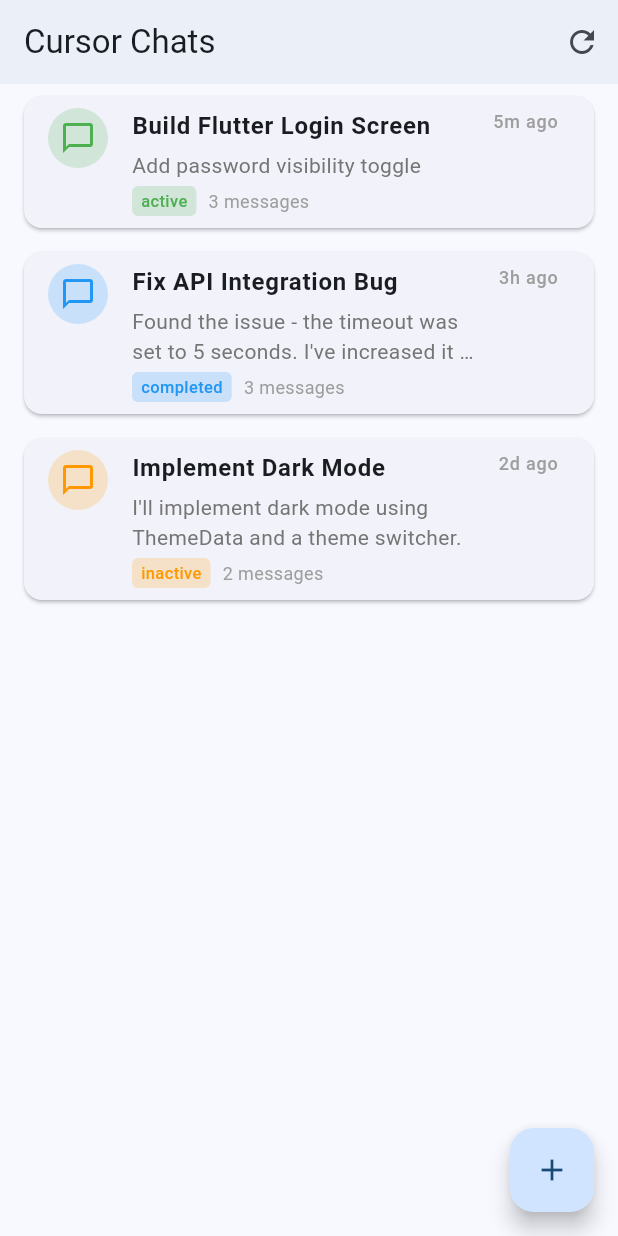
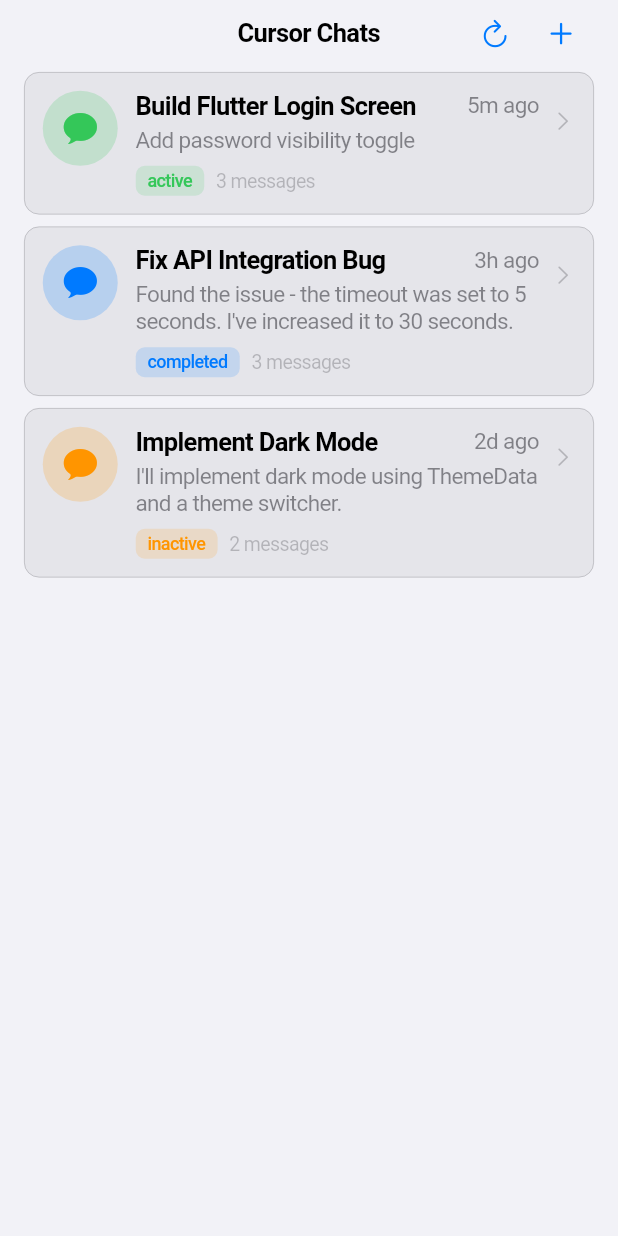
Before and after one commit to dav-ell/blink, a Flutter app: the screen it shows after launch, on a phone screen of 412 x 824 dp. Run offline on Flutter 3.47's test engine with Material 3 defaults, Android fonts, the phone set to English and light mode, and no system bars.

Commit message:
more like ios, add dark mode

```diff
--- a/lib/main.dart
+++ b/lib/main.dart
@@ -1,4 +1,4 @@
-import 'package:flutter/material.dart';
+import 'package:flutter/cupertino.dart';
 import 'screens/chat_list_screen.dart';
 
 void main() {
@@ -10,16 +10,13 @@ class BlinkApp extends StatelessWidget {
 
   @override
   Widget build(BuildContext context) {
-    return MaterialApp(
+    return CupertinoApp(
       title: 'Blink - Cursor Chat Manager',
       debugShowCheckedModeBanner: false,
-      theme: ThemeData(
-        colorScheme: ColorScheme.fromSeed(seedColor: Colors.blue),
-        useMaterial3: true,
-        appBarTheme: const AppBarTheme(
-          centerTitle: false,
-          elevation: 2,
-        ),
+      theme: const CupertinoThemeData(
+        primaryColor: CupertinoColors.systemBlue,
+        barBackgroundColor: CupertinoColors.systemBackground,
+        scaffoldBackgroundColor: CupertinoColors.systemGroupedBackground,
       ),
       home: const ChatListScreen(),
     );
--- a/lib/screens/chat_list_screen.dart
+++ b/lib/screens/chat_list_screen.dart
@@ -1,4 +1,4 @@
-import 'package:flutter/material.dart';
+import 'package:flutter/cupertino.dart';
 import '../models/chat.dart';
 import '../services/chat_service.dart';
 import '../widgets/chat_list_item.dart';
@@ -33,8 +33,18 @@ class _ChatListScreenState extends State<ChatListScreen> {
     } catch (e) {
       setState(() => _isLoading = false);
       if (mounted) {
-        ScaffoldMessenger.of(context).showSnackBar(
-          SnackBar(content: Text('Error loading chats: $e')),
+        showCupertinoDialog(
+          context: context,
+          builder: (context) => CupertinoAlertDialog(
+            title: const Text('Error'),
+            content: Text('Error loading chats: $e'),
+            actions: [
+              CupertinoDialogAction(
+                child: const Text('OK'),
+                onPressed: () => Navigator.pop(context),
+              ),
+            ],
+          ),
         );
       }
     }
@@ -43,7 +53,7 @@ class _ChatListScreenState extends State<ChatListScreen> {
   void _navigateToChatDetail(Chat chat) {
     Navigator.push(
       context,
-      MaterialPageRoute(
+      CupertinoPageRoute(
         builder: (context) => ChatDetailScreen(
           chat: chat,
           chatService: _chatService,
@@ -52,64 +62,87 @@ class _ChatListScreenState extends State<ChatListScreen> {
     ).then((_) => _loadChats()); // Reload chats when returning
   }
 
-  @override
-  Widget build(BuildContext context) {
-    return Scaffold(
-      appBar: AppBar(
-        title: const Text('Cursor Chats'),
+  void _showNewChatDialog() {
+    showCupertinoDialog(
+      context: context,
+      builder: (context) => CupertinoAlertDialog(
+        title: const Text('New Chat'),
+        content: const Text('New chat creation coming soon!'),
         actions: [
-          IconButton(
-            icon: const Icon(Icons.refresh),
-            onPressed: _loadChats,
+          CupertinoDialogAction(
+            child: const Text('OK'),
+            onPressed: () => Navigator.pop(context),
           ),
         ],
       ),
-      body: _isLoading
-          ? const Center(child: CircularProgressIndicator())
+    );
+  }
+
+  @override
+  Widget build(BuildContext context) {
+    return CupertinoPageScaffold(
+      backgroundColor: CupertinoTheme.of(context).brightness == Brightness.dark
+          ? CupertinoColors.black
+          : CupertinoColors.systemGroupedBackground.resolveFrom(context),
+      navigationBar: CupertinoNavigationBar(
+        middle: const Text('Cursor Chats'),
+        trailing: Row(
+          mainAxisSize: MainAxisSize.min,
+          children: [
+            CupertinoButton(
+              padding: EdgeInsets.zero,
+              child: const Icon(CupertinoIcons.refresh),
+              onPressed: _loadChats,
+            ),
+            CupertinoButton(
+              padding: EdgeInsets.zero,
+              child: const Icon(CupertinoIcons.add),
+              onPressed: _showNewChatDialog,
+            ),
+          ],
+        ),
+      ),
+      child: _isLoading
+          ? const Center(child: CupertinoActivityIndicator())
           : _chats.isEmpty
-              ? Center(
+              ? const Center(
                   child: Column(
                     mainAxisAlignment: MainAxisAlignment.center,
                     children: [
                       Icon(
-                        Icons.chat_bubble_outline,
+                        CupertinoIcons.chat_bubble,
                         size: 64,
-                        color: Colors.grey[400],
+                        color: CupertinoColors.systemGrey,
                       ),
-                      const SizedBox(height: 16),
+                      SizedBox(height: 16),
                       Text(
                         'No chats yet',
                         style: TextStyle(
                           fontSize: 18,
-                          color: Colors.grey[600],
+                          color: CupertinoColors.systemGrey,
                         ),
                       ),
                     ],
                   ),
                 )
-              : RefreshIndicator(
+              : CustomScrollView(
+                  slivers: [
+                    CupertinoSliverRefreshControl(
                       onRefresh: _loadChats,
-                  child: ListView.builder(
-                    itemCount: _chats.length,
-                    itemBuilder: (context, index) {
+                    ),
+                    SliverList(
+                      delegate: SliverChildBuilderDelegate(
+                        (context, index) {
                           final chat = _chats[index];
                           return ChatListItem(
                             chat: chat,
                             onTap: () => _navigateToChatDetail(chat),
                           );
                         },
+                        childCount: _chats.length,
                       ),
                     ),
-      floatingActionButton: FloatingActionButton(
-        onPressed: () {
-          // TODO: Implement new chat creation dialog
-          ScaffoldMessenger.of(context).showSnackBar(
-            const SnackBar(
-              content: Text('New chat creation coming soon!'),
-            ),
-          );
-        },
-        child: const Icon(Icons.add),
+                  ],
                 ),
     );
   }
--- a/lib/widgets/chat_list_item.dart
+++ b/lib/widgets/chat_list_item.dart
@@ -1,4 +1,4 @@
-import 'package:flutter/material.dart';
+import 'package:flutter/cupertino.dart';
 import 'package:intl/intl.dart';
 import '../models/chat.dart';
 
@@ -15,11 +15,11 @@ class ChatListItem extends StatelessWidget {
   Color _getStatusColor(ChatStatus status) {
     switch (status) {
       case ChatStatus.active:
-        return Colors.green;
+        return CupertinoColors.systemGreen;
       case ChatStatus.inactive:
-        return Colors.orange;
+        return CupertinoColors.systemOrange;
       case ChatStatus.completed:
-        return Colors.blue;
+        return CupertinoColors.systemBlue;
     }
   }
 
@@ -42,52 +42,93 @@ class ChatListItem extends StatelessWidget {
 
   @override
   Widget build(BuildContext context) {
-    return Card(
-      margin: const EdgeInsets.symmetric(horizontal: 16, vertical: 8),
-      child: ListTile(
+    return GestureDetector(
       onTap: onTap,
-        leading: CircleAvatar(
-          backgroundColor: _getStatusColor(chat.status).withOpacity(0.2),
-          child: Icon(
-            Icons.chat_bubble_outline,
-            color: _getStatusColor(chat.status),
+      child: Container(
+        margin: const EdgeInsets.symmetric(horizontal: 16, vertical: 4),
+        padding: const EdgeInsets.all(12),
+        decoration: BoxDecoration(
+          color: CupertinoColors.systemGrey5.resolveFrom(context),
+          borderRadius: BorderRadius.circular(10),
+          border: Border.all(
+            color: CupertinoColors.separator.resolveFrom(context),
+            width: 0.5,
           ),
         ),
-        title: Text(
+        child: Row(
+          crossAxisAlignment: CrossAxisAlignment.start,
+          children: [
+            // Leading icon
+            Container(
+              width: 50,
+              height: 50,
+              decoration: BoxDecoration(
+                color: _getStatusColor(chat.status).withOpacity(0.2),
+                shape: BoxShape.circle,
+              ),
+              child: Icon(
+                CupertinoIcons.chat_bubble_fill,
+                color: _getStatusColor(chat.status),
+                size: 24,
+              ),
+            ),
+            const SizedBox(width: 12),
+            // Content
+            Expanded(
+              child: Column(
+                crossAxisAlignment: CrossAxisAlignment.start,
+                children: [
+                  // Title and timestamp
+                  Row(
+                    mainAxisAlignment: MainAxisAlignment.spaceBetween,
+                    children: [
+                      Expanded(
+                        child: Text(
                           chat.title,
-          style: const TextStyle(
-            fontWeight: FontWeight.bold,
-            fontSize: 16,
+                          style: TextStyle(
+                            fontWeight: FontWeight.w600,
+                            fontSize: 17,
+                            color: CupertinoColors.label.resolveFrom(context),
                           ),
                           maxLines: 1,
                           overflow: TextOverflow.ellipsis,
                         ),
-        subtitle: Column(
-          crossAxisAlignment: CrossAxisAlignment.start,
-          children: [
+                      ),
+                      const SizedBox(width: 8),
+                      Text(
+                        _formatTimestamp(chat.lastMessageAt),
+                        style: TextStyle(
+                          fontSize: 15,
+                          color: CupertinoColors.secondaryLabel.resolveFrom(context),
+                        ),
+                      ),
+                    ],
+                  ),
                   const SizedBox(height: 4),
+                  // Preview
                   Text(
                     chat.preview,
                     maxLines: 2,
                     overflow: TextOverflow.ellipsis,
                     style: TextStyle(
-                color: Colors.grey[600],
-                fontSize: 14,
+                      color: CupertinoColors.secondaryLabel.resolveFrom(context),
+                      fontSize: 15,
                     ),
                   ),
-            const SizedBox(height: 4),
+                  const SizedBox(height: 8),
+                  // Status and message count
                   Row(
                     children: [
                       Container(
-                  padding: const EdgeInsets.symmetric(horizontal: 6, vertical: 2),
+                        padding: const EdgeInsets.symmetric(horizontal: 8, vertical: 3),
                         decoration: BoxDecoration(
-                    color: _getStatusColor(chat.status).withOpacity(0.2),
-                    borderRadius: BorderRadius.circular(4),
+                          color: _getStatusColor(chat.status).withOpacity(0.15),
+                          borderRadius: BorderRadius.circular(6),
                         ),
                         child: Text(
                           chat.status.name,
                           style: TextStyle(
-                      fontSize: 11,
+                            fontSize: 12,
                             fontWeight: FontWeight.w500,
                             color: _getStatusColor(chat.status),
                           ),
@@ -97,22 +138,26 @@ class ChatListItem extends StatelessWidget {
                       Text(
                         '${chat.messageCount} messages',
                         style: TextStyle(
-                    fontSize: 12,
-                    color: Colors.grey[500],
+                          fontSize: 13,
+                          color: CupertinoColors.tertiaryLabel.resolveFrom(context),
                         ),
                       ),
                     ],
                   ),
                 ],
               ),
-        trailing: Text(
-          _formatTimestamp(chat.lastMessageAt),
-          style: TextStyle(
-            fontSize: 12,
-            color: Colors.grey[500],
+            ),
+            // Chevron
+            Padding(
+              padding: const EdgeInsets.only(left: 8, top: 12),
+              child: Icon(
+                CupertinoIcons.chevron_right,
+                color: CupertinoColors.tertiaryLabel.resolveFrom(context),
+                size: 16,
               ),
             ),
-        isThreeLine: true,
+          ],
+        ),
       ),
     );
   }
```
Also changed, not shown: lib/screens/chat_detail_screen.dart (+127 -84 lines), lib/widgets/message_bubble.dart (+17 -11 lines), 1 other file. Lines whose indentation alone changed are shown as unchanged.
